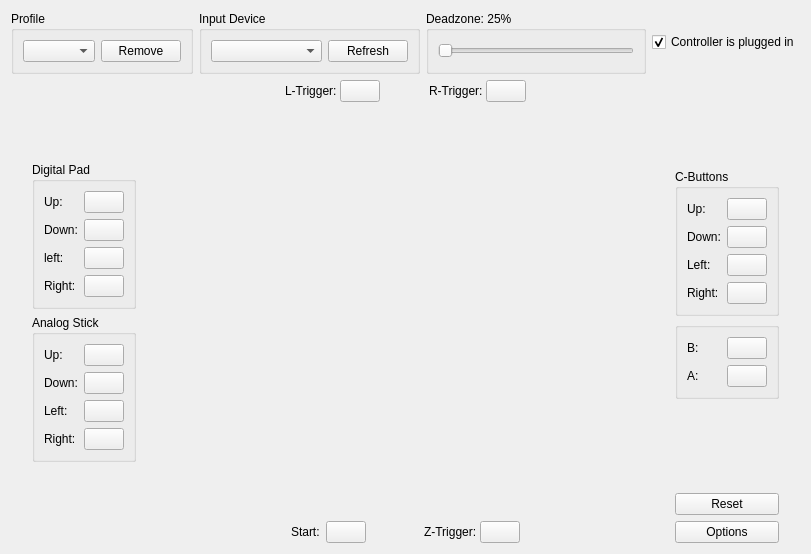
Rosalie241/RMG, file Source/RMG-Input/UserInterface/Widget/ControllerWidget.ui: the form before one commit.
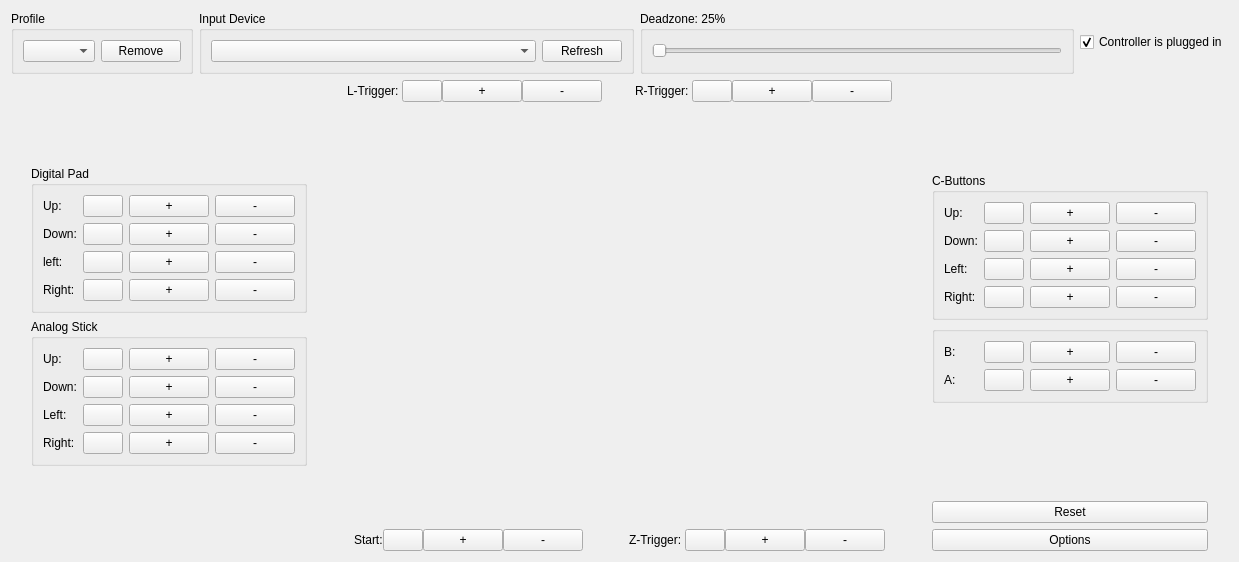
The form after the commit. Custom widgets are drawn as their Qt base class.

Commit message: RMG-Input: implement support for mapping multiple inputs

The edit to the form file:
```diff
--- a/Source/RMG-Input/UserInterface/Widget/ControllerWidget.ui
+++ b/Source/RMG-Input/UserInterface/Widget/ControllerWidget.ui
@@ -6,8 +6,8 @@
    <rect>
     <x>0</x>
     <y>0</y>
-    <width>811</width>
-    <height>554</height>
+    <width>1239</width>
+    <height>562</height>
    </rect>
   </property>
   <property name="sizePolicy">
@@ -144,7 +144,7 @@
      <item>
       <layout class="QVBoxLayout" name="verticalLayout_7">
        <item>
-        <spacer name="verticalSpacer_5">
+        <spacer name="verticalSpacer_3">
          <property name="orientation">
           <enum>Qt::Vertical</enum>
          </property>
@@ -173,9 +173,9 @@
          <property name="checkable">
           <bool>false</bool>
          </property>
-         <layout class="QVBoxLayout" name="verticalLayout">
+         <layout class="QHBoxLayout" name="horizontalLayout_5">
           <item>
-           <layout class="QHBoxLayout" name="horizontalLayout_19">
+           <layout class="QVBoxLayout" name="verticalLayout_6">
             <item>
              <widget class="QLabel" name="label_19">
               <property name="sizePolicy">
@@ -190,23 +190,6 @@
              </widget>
             </item>
             <item>
-             <widget class="CustomButton" name="dpadUpButton">
-              <property name="sizePolicy">
-               <sizepolicy hsizetype="Minimum" vsizetype="Fixed">
-                <horstretch>0</horstretch>
-                <verstretch>0</verstretch>
-               </sizepolicy>
-              </property>
-              <property name="text">
-               <string/>
-              </property>
-             </widget>
-            </item>
-           </layout>
-          </item>
-          <item>
-           <layout class="QHBoxLayout" name="horizontalLayout_20">
-            <item>
              <widget class="QLabel" name="label_20">
               <property name="sizePolicy">
                <sizepolicy hsizetype="Minimum" vsizetype="Preferred">
@@ -217,25 +200,14 @@
               <property name="text">
                <string>Down:</string>
               </property>
-             </widget>
-            </item>
-            <item>
-             <widget class="CustomButton" name="dpadDownButton">
-              <property name="sizePolicy">
-               <sizepolicy hsizetype="Minimum" vsizetype="Fixed">
-                <horstretch>0</horstretch>
-                <verstretch>0</verstretch>
-               </sizepolicy>
+              <property name="scaledContents">
+               <bool>false</bool>
               </property>
-              <property name="text">
-               <string/>
+              <property name="wordWrap">
+               <bool>true</bool>
               </property>
              </widget>
             </item>
-           </layout>
-          </item>
-          <item>
-           <layout class="QHBoxLayout" name="horizontalLayout_21">
             <item>
              <widget class="QLabel" name="label_21">
               <property name="sizePolicy">
@@ -250,23 +222,6 @@
              </widget>
             </item>
             <item>
-             <widget class="CustomButton" name="dpadLeftButton">
-              <property name="sizePolicy">
-               <sizepolicy hsizetype="Minimum" vsizetype="Fixed">
-                <horstretch>0</horstretch>
-                <verstretch>0</verstretch>
-               </sizepolicy>
-              </property>
-              <property name="text">
-               <string/>
-              </property>
-             </widget>
-            </item>
-           </layout>
-          </item>
-          <item>
-           <layout class="QHBoxLayout" name="horizontalLayout_22">
-            <item>
              <widget class="QLabel" name="label_22">
               <property name="sizePolicy">
                <sizepolicy hsizetype="Minimum" vsizetype="Preferred">
@@ -279,18 +234,133 @@
               </property>
              </widget>
             </item>
+           </layout>
+          </item>
+          <item>
+           <layout class="QVBoxLayout" name="verticalLayout_4">
             <item>
-             <widget class="CustomButton" name="dpadRightButton">
-              <property name="sizePolicy">
-               <sizepolicy hsizetype="Minimum" vsizetype="Fixed">
-                <horstretch>0</horstretch>
-                <verstretch>0</verstretch>
-               </sizepolicy>
-              </property>
-              <property name="text">
-               <string/>
-              </property>
-             </widget>
+             <layout class="QHBoxLayout" name="horizontalLayout_19">
+              <item>
+               <widget class="MappingButton" name="dpadUpButton">
+                <property name="sizePolicy">
+                 <sizepolicy hsizetype="Minimum" vsizetype="Fixed">
+                  <horstretch>0</horstretch>
+                  <verstretch>0</verstretch>
+                 </sizepolicy>
+                </property>
+                <property name="text">
+                 <string/>
+                </property>
+               </widget>
+              </item>
+              <item>
+               <widget class="AddMappingButton" name="dpadUpAddButton">
+                <property name="text">
+                 <string>+</string>
+                </property>
+               </widget>
+              </item>
+              <item>
+               <widget class="RemoveMappingButton" name="dpadUpRemoveButton">
+                <property name="text">
+                 <string>-</string>
+                </property>
+               </widget>
+              </item>
+             </layout>
+            </item>
+            <item>
+             <layout class="QHBoxLayout" name="horizontalLayout_20">
+              <item>
+               <widget class="MappingButton" name="dpadDownButton">
+                <property name="sizePolicy">
+                 <sizepolicy hsizetype="Minimum" vsizetype="Fixed">
+                  <horstretch>0</horstretch>
+                  <verstretch>0</verstretch>
+                 </sizepolicy>
+                </property>
+                <property name="text">
+                 <string/>
+                </property>
+               </widget>
+              </item>
+              <item>
+               <widget class="AddMappingButton" name="dpadDownAddButton">
+                <property name="text">
+                 <string>+</string>
+                </property>
+               </widget>
+              </item>
+              <item>
+               <widget class="RemoveMappingButton" name="dpadDownRemoveButton">
+                <property name="text">
+                 <string>-</string>
+                </property>
+               </widget>
+              </item>
+             </layout>
+            </item>
+            <item>
+             <layout class="QHBoxLayout" name="horizontalLayout_21">
+              <item>
+               <widget class="MappingButton" name="dpadLeftButton">
+                <property name="sizePolicy">
+                 <sizepolicy hsizetype="Minimum" vsizetype="Fixed">
+                  <horstretch>0</horstretch>
+                  <verstretch>0</verstretch>
+                 </sizepolicy>
+                </property>
+                <property name="text">
+                 <string/>
+                </property>
+               </widget>
+              </item>
+              <item>
+               <widget class="AddMappingButton" name="dpadLeftAddButton">
+                <property name="text">
+                 <string>+</string>
+                </property>
+               </widget>
+              </item>
+              <item>
+               <widget class="RemoveMappingButton" name="dpadLeftRemoveButton">
+                <property name="text">
+                 <string>-</string>
+                </property>
+               </widget>
+              </item>
+             </layout>
+            </item>
+            <item>
+             <layout class="QHBoxLayout" name="horizontalLayout_22">
+              <item>
+               <widget class="MappingButton" name="dpadRightButton">
+                <property name="sizePolicy">
+                 <sizepolicy hsizetype="Minimum" vsizetype="Fixed">
+                  <horstretch>0</horstretch>
+                  <verstretch>0</verstretch>
+                 </sizepolicy>
+                </property>
+                <property name="text">
+                 <string/>
+                </property>
+               </widget>
+              </item>
+              <item>
+               <widget class="AddMappingButton" name="dpadRightAddButton">
+                <property name="text">
+                 <string>+</string>
+                </property>
+               </widget>
+              </item>
+              <item>
+               <widget class="RemoveMappingButton" name="dpadRightRemoveButton">
+                <property name="text">
+                 <string>-</string>
+                </property>
+               </widget>
+              </item>
+             </layout>
             </item>
            </layout>
           </item>
@@ -314,9 +384,9 @@
          <property name="checkable">
           <bool>false</bool>
          </property>
-         <layout class="QVBoxLayout" name="verticalLayout_2">
+         <layout class="QHBoxLayout" name="horizontalLayout_12">
           <item>
-           <layout class="QHBoxLayout" name="horizontalLayout_23">
+           <layout class="QVBoxLayout" name="verticalLayout_12">
             <item>
              <widget class="QLabel" name="label_23">
               <property name="sizePolicy">
@@ -331,17 +401,6 @@
              </widget>
             </item>
             <item>
-             <widget class="CustomButton" name="analogStickUpButton">
-              <property name="text">
-               <string/>
-              </property>
-             </widget>
-            </item>
-           </layout>
-          </item>
-          <item>
-           <layout class="QHBoxLayout" name="horizontalLayout_24">
-            <item>
              <widget class="QLabel" name="label_24">
               <property name="sizePolicy">
                <sizepolicy hsizetype="Minimum" vsizetype="Preferred">
@@ -355,17 +414,6 @@
              </widget>
             </item>
             <item>
-             <widget class="CustomButton" name="analogStickDownButton">
-              <property name="text">
-               <string/>
-              </property>
-             </widget>
-            </item>
-           </layout>
-          </item>
-          <item>
-           <layout class="QHBoxLayout" name="horizontalLayout_25">
-            <item>
              <widget class="QLabel" name="label_25">
               <property name="sizePolicy">
                <sizepolicy hsizetype="Minimum" vsizetype="Preferred">
@@ -379,17 +427,6 @@
              </widget>
             </item>
             <item>
-             <widget class="CustomButton" name="analogStickLeftButton">
-              <property name="text">
-               <string/>
-              </property>
-             </widget>
-            </item>
-           </layout>
-          </item>
-          <item>
-           <layout class="QHBoxLayout" name="horizontalLayout_26">
-            <item>
              <widget class="QLabel" name="label_26">
               <property name="sizePolicy">
                <sizepolicy hsizetype="Minimum" vsizetype="Preferred">
@@ -402,12 +439,115 @@
               </property>
              </widget>
             </item>
+           </layout>
+          </item>
+          <item>
+           <layout class="QVBoxLayout" name="verticalLayout_2">
             <item>
-             <widget class="CustomButton" name="analogStickRightButton">
-              <property name="text">
-               <string/>
-              </property>
-             </widget>
+             <layout class="QHBoxLayout" name="horizontalLayout_23">
+              <item>
+               <widget class="MappingButton" name="analogStickUpButton">
+                <property name="text">
+                 <string/>
+                </property>
+               </widget>
+              </item>
+              <item>
+               <widget class="AddMappingButton" name="analogStickUpAddButton">
+                <property name="sizePolicy">
+                 <sizepolicy hsizetype="Minimum" vsizetype="Fixed">
+                  <horstretch>0</horstretch>
+                  <verstretch>0</verstretch>
+                 </sizepolicy>
+                </property>
+                <property name="text">
+                 <string>+</string>
+                </property>
+               </widget>
+              </item>
+              <item>
+               <widget class="RemoveMappingButton" name="analogStickUpRemoveButton">
+                <property name="text">
+                 <string>-</string>
+                </property>
+               </widget>
+              </item>
+             </layout>
+            </item>
+            <item>
+             <layout class="QHBoxLayout" name="horizontalLayout_24">
+              <item>
+               <widget class="MappingButton" name="analogStickDownButton">
+                <property name="text">
+                 <string/>
+                </property>
+               </widget>
+              </item>
+              <item>
+               <widget class="AddMappingButton" name="analogStickDownAddButton">
+                <property name="text">
+                 <string>+</string>
+                </property>
+               </widget>
+              </item>
+              <item>
+               <widget class="RemoveMappingButton" name="analogStickDownRemoveButton">
+                <property name="text">
+                 <string>-</string>
+                </property>
+               </widget>
+              </item>
+             </layout>
+            </item>
+            <item>
+             <layout class="QHBoxLayout" name="horizontalLayout_25">
+              <item>
+               <widget class="MappingButton" name="analogStickLeftButton">
+                <property name="text">
+                 <string/>
+                </property>
+               </widget>
+              </item>
+              <item>
+               <widget class="AddMappingButton" name="analogStickLeftAddButton">
+                <property name="text">
+                 <string>+</string>
+                </property>
+               </widget>
+              </item>
+              <item>
+               <widget class="RemoveMappingButton" name="analogStickLeftRemoveButton">
+                <property name="text">
+                 <string>-</string>
+                </property>
+               </widget>
+              </item>
+             </layout>
+            </item>
+            <item>
+             <layout class="QHBoxLayout" name="horizontalLayout_26">
+              <item>
+               <widget class="MappingButton" name="analogStickRightButton">
+                <property name="text">
+                 <string/>
+                </property>
+               </widget>
+              </item>
+              <item>
+               <widget class="AddMappingButton" name="analogStickRightAddButton">
+                <property name="text">
+                 <string>+</string>
+                </property>
+               </widget>
+              </item>
+              <item>
+               <widget class="RemoveMappingButton" name="analogStickRightRemoveButton">
+                <property name="text">
+                 <string>-</string>
+                </property>
+               </widget>
+              </item>
+             </layout>
             </item>
            </layout>
           </item>
@@ -459,12 +599,26 @@
             </widget>
            </item>
            <item>
-            <widget class="CustomButton" name="leftTriggerButton">
+            <widget class="MappingButton" name="leftTriggerButton">
              <property name="text">
               <string/>
              </property>
             </widget>
            </item>
+           <item>
+            <widget class="AddMappingButton" name="leftTriggerAddButton">
+             <property name="text">
+              <string>+</string>
+             </property>
+            </widget>
+           </item>
+           <item>
+            <widget class="RemoveMappingButton" name="leftTriggerRemoveButton">
+             <property name="text">
+              <string>-</string>
+             </property>
+            </widget>
+           </item>
            <item>
             <spacer name="horizontalSpacer_7">
              <property name="orientation">
@@ -490,12 +644,26 @@
             </widget>
            </item>
            <item>
-            <widget class="CustomButton" name="rightTriggerButton">
+            <widget class="MappingButton" name="rightTriggerButton">
              <property name="text">
               <string/>
              </property>
             </widget>
            </item>
+           <item>
+            <widget class="AddMappingButton" name="rightTriggerAddButton">
+             <property name="text">
+              <string>+</string>
+             </property>
+            </widget>
+           </item>
+           <item>
+            <widget class="RemoveMappingButton" name="rightTriggerRemoveButton">
+             <property name="text">
+              <string>-</string>
+             </property>
+            </widget>
+           </item>
           </layout>
          </item>
          <item>
@@ -531,21 +699,24 @@
        </item>
        <item>
         <layout class="QHBoxLayout" name="horizontalLayout">
+         <item>
+          <spacer name="horizontalSpacer_10">
+           <property name="orientation">
+            <enum>Qt::Horizontal</enum>
+           </property>
+           <property name="sizeHint" stdset="0">
+            <size>
+             <width>40</width>
+             <height>20</height>
+            </size>
+           </property>
+          </spacer>
+         </item>
          <item>
           <layout class="QHBoxLayout" name="horizontalLayout_2">
-           <item>
-            <spacer name="horizontalSpacer_2">
-             <property name="orientation">
-              <enum>Qt::Horizontal</enum>
-             </property>
-             <property name="sizeHint" stdset="0">
-              <size>
-               <width>40</width>
-               <height>20</height>
-              </size>
-             </property>
-            </spacer>
-           </item>
+           <property name="spacing">
+            <number>0</number>
+           </property>
            <item>
             <widget class="QLabel" name="label">
              <property name="text">
@@ -554,61 +725,89 @@
             </widget>
            </item>
            <item>
-            <widget class="CustomButton" name="startButton">
+            <widget class="MappingButton" name="startButton">
              <property name="text">
               <string/>
              </property>
             </widget>
            </item>
            <item>
-            <layout class="QHBoxLayout" name="horizontalLayout_6">
-             <property name="spacing">
-              <number>0</number>
+            <widget class="AddMappingButton" name="startAddButton">
+             <property name="text">
+              <string>+</string>
              </property>
-             <item>
-              <spacer name="horizontalSpacer_8">
-               <property name="orientation">
-                <enum>Qt::Horizontal</enum>
-               </property>
-               <property name="sizeHint" stdset="0">
-                <size>
-                 <width>40</width>
-                 <height>20</height>
-                </size>
-               </property>
-              </spacer>
-             </item>
-             <item>
-              <widget class="QLabel" name="label_2">
-               <property name="text">
-                <string>Z-Trigger: </string>
-               </property>
-              </widget>
-             </item>
-             <item>
-              <widget class="CustomButton" name="zTriggerButton">
-               <property name="text">
-                <string/>
-               </property>
-              </widget>
-             </item>
-            </layout>
+            </widget>
            </item>
            <item>
-            <spacer name="horizontalSpacer_4">
-             <property name="orientation">
-              <enum>Qt::Horizontal</enum>
+            <widget class="RemoveMappingButton" name="startRemoveButton">
+             <property name="text">
+              <string>-</string>
              </property>
-             <property name="sizeHint" stdset="0">
-              <size>
-               <width>40</width>
-               <height>20</height>
-              </size>
+            </widget>
+           </item>
+          </layout>
+         </item>
+         <item>
+          <spacer name="horizontalSpacer_2">
+           <property name="orientation">
+            <enum>Qt::Horizontal</enum>
+           </property>
+           <property name="sizeHint" stdset="0">
+            <size>
+             <width>40</width>
+             <height>20</height>
+            </size>
+           </property>
+          </spacer>
+         </item>
+         <item>
+          <layout class="QHBoxLayout" name="horizontalLayout_6">
+           <property name="spacing">
+            <number>0</number>
+           </property>
+           <item>
+            <widget class="QLabel" name="label_2">
+             <property name="text">
+              <string>Z-Trigger: </string>
              </property>
-            </spacer>
+            </widget>
            </item>
+           <item>
+            <widget class="MappingButton" name="zTriggerButton">
+             <property name="text">
+              <string/>
+             </property>
+            </widget>
+           </item>
+           <item>
+            <widget class="AddMappingButton" name="zTriggerAddButton">
+             <property name="text">
+              <string>+</string>
+             </property>
+            </widget>
+           </item>
+           <item>
+            <widget class="RemoveMappingButton" name="zTriggerRemoveButton">
+             <property name="text">
+              <string>-</string>
+             </property>
+            </widget>
+           </item>
           </layout>
          </item>
+         <item>
+          <spacer name="horizontalSpacer_11">
+           <property name="orientation">
+            <enum>Qt::Horizontal</enum>
+           </property>
+           <property name="sizeHint" stdset="0">
+            <size>
+             <width>40</width>
+             <height>20</height>
+            </size>
+           </property>
+          </spacer>
+         </item>
         </layout>
        </item>
       </layout>
@@ -616,7 +815,7 @@
      <item>
       <layout class="QVBoxLayout" name="verticalLayout_8">
        <item>
-        <spacer name="verticalSpacer_6">
+        <spacer name="verticalSpacer_4">
          <property name="orientation">
           <enum>Qt::Vertical</enum>
          </property>
@@ -645,9 +844,9 @@
          <property name="checkable">
           <bool>false</bool>
          </property>
-         <layout class="QVBoxLayout" name="verticalLayout_3">
+         <layout class="QHBoxLayout" name="horizontalLayout_13">
           <item>
-           <layout class="QHBoxLayout" name="horizontalLayout_28">
+           <layout class="QVBoxLayout" name="verticalLayout_13">
             <item>
              <widget class="QLabel" name="label_28">
               <property name="sizePolicy">
@@ -662,23 +861,6 @@
              </widget>
             </item>
             <item>
-             <widget class="CustomButton" name="cbuttonUpButton">
-              <property name="sizePolicy">
-               <sizepolicy hsizetype="Minimum" vsizetype="Fixed">
-                <horstretch>0</horstretch>
-                <verstretch>0</verstretch>
-               </sizepolicy>
-              </property>
-              <property name="text">
-               <string/>
-              </property>
-             </widget>
-            </item>
-           </layout>
-          </item>
-          <item>
-           <layout class="QHBoxLayout" name="horizontalLayout_27">
-            <item>
              <widget class="QLabel" name="label_27">
               <property name="sizePolicy">
                <sizepolicy hsizetype="Minimum" vsizetype="Preferred">
@@ -692,23 +874,6 @@
              </widget>
             </item>
             <item>
-             <widget class="CustomButton" name="cbuttonDownButton">
-              <property name="sizePolicy">
-               <sizepolicy hsizetype="Minimum" vsizetype="Fixed">
-                <horstretch>0</horstretch>
-                <verstretch>0</verstretch>
-               </sizepolicy>
-              </property>
-              <property name="text">
-               <string/>
-              </property>
-             </widget>
-            </item>
-           </layout>
-          </item>
-          <item>
-           <layout class="QHBoxLayout" name="horizontalLayout_29">
-            <item>
              <widget class="QLabel" name="label_29">
               <property name="sizePolicy">
                <sizepolicy hsizetype="Minimum" vsizetype="Preferred">
@@ -722,23 +887,6 @@
              </widget>
             </item>
             <item>
-             <widget class="CustomButton" name="cbuttonLeftButton">
-              <property name="sizePolicy">
-               <sizepolicy hsizetype="Minimum" vsizetype="Fixed">
-                <horstretch>0</horstretch>
-                <verstretch>0</verstretch>
-               </sizepolicy>
-              </property>
-              <property name="text">
-               <string/>
-              </property>
-             </widget>
-            </item>
-           </layout>
-          </item>
-          <item>
-           <layout class="QHBoxLayout" name="horizontalLayout_30">
-            <item>
              <widget class="QLabel" name="label_30">
               <property name="sizePolicy">
                <sizepolicy hsizetype="Minimum" vsizetype="Preferred">
@@ -751,18 +899,133 @@
               </property>
              </widget>
             </item>
+           </layout>
+          </item>
+          <item>
+           <layout class="QVBoxLayout" name="verticalLayout_3">
             <item>
-             <widget class="CustomButton" name="cbuttonRightButton">
-              <property name="sizePolicy">
-               <sizepolicy hsizetype="Minimum" vsizetype="Fixed">
-                <horstretch>0</horstretch>
-                <verstretch>0</verstretch>
-               </sizepolicy>
-              </property>
-              <property name="text">
-               <string/>
-              </property>
-             </widget>
+             <layout class="QHBoxLayout" name="horizontalLayout_28">
+              <item>
+               <widget class="MappingButton" name="cbuttonUpButton">
+                <property name="sizePolicy">
+                 <sizepolicy hsizetype="Minimum" vsizetype="Fixed">
+                  <horstretch>0</horstretch>
+                  <verstretch>0</verstretch>
+                 </sizepolicy>
+                </property>
+                <property name="text">
+                 <string/>
+                </property>
+               </widget>
+              </item>
+              <item>
+               <widget class="AddMappingButton" name="cbuttonUpAddButton">
+                <property name="text">
+                 <string>+</string>
+                </property>
+               </widget>
+              </item>
+              <item>
+               <widget class="RemoveMappingButton" name="cbuttonUpRemoveButton">
+                <property name="text">
+                 <string>-</string>
+                </property>
+               </widget>
+              </item>
+             </layout>
+            </item>
+            <item>
+             <layout class="QHBoxLayout" name="horizontalLayout_27">
+              <item>
+               <widget class="MappingButton" name="cbuttonDownButton">
+                <property name="sizePolicy">
+                 <sizepolicy hsizetype="Minimum" vsizetype="Fixed">
+                  <horstretch>0</horstretch>
+                  <verstretch>0</verstretch>
+                 </sizepolicy>
+                </property>
+                <property name="text">
+                 <string/>
+                </property>
+               </widget>
+              </item>
+              <item>
+               <widget class="AddMappingButton" name="cbuttonDownAddButton">
+                <property name="text">
+                 <string>+</string>
+                </property>
+               </widget>
+              </item>
+              <item>
+               <widget class="RemoveMappingButton" name="cbuttonDownRemoveButton">
+                <property name="text">
+                 <string>-</string>
+                </property>
+               </widget>
+              </item>
+             </layout>
+            </item>
+            <item>
+             <layout class="QHBoxLayout" name="horizontalLayout_29">
+              <item>
+               <widget class="MappingButton" name="cbuttonLeftButton">
+                <property name="sizePolicy">
+                 <sizepolicy hsizetype="Minimum" vsizetype="Fixed">
+                  <horstretch>0</horstretch>
+                  <verstretch>0</verstretch>
+                 </sizepolicy>
+                </property>
+                <property name="text">
+                 <string/>
+                </property>
+               </widget>
+              </item>
+              <item>
+               <widget class="AddMappingButton" name="cbuttonLeftAddButton">
+                <property name="text">
+                 <string>+</string>
+                </property>
+               </widget>
+              </item>
+              <item>
+               <widget class="RemoveMappingButton" name="cbuttonLeftRemoveButton">
+                <property name="text">
+                 <string>-</string>
+                </property>
+               </widget>
+              </item>
+             </layout>
+            </item>
+            <item>
+             <layout class="QHBoxLayout" name="horizontalLayout_30">
+              <item>
+               <widget class="MappingButton" name="cbuttonRightButton">
+                <property name="sizePolicy">
+                 <sizepolicy hsizetype="Minimum" vsizetype="Fixed">
+                  <horstretch>0</horstretch>
+                  <verstretch>0</verstretch>
+                 </sizepolicy>
+                </property>
+                <property name="text">
+                 <string/>
+                </property>
+               </widget>
+              </item>
+              <item>
+               <widget class="AddMappingButton" name="cbuttonRightAddButton">
+                <property name="text">
+                 <string>+</string>
+                </property>
+               </widget>
+              </item>
+              <item>
+               <widget class="RemoveMappingButton" name="cbuttonRightRemoveButton">
+                <property name="text">
+                 <string>-</string>
+                </property>
+               </widget>
+              </item>
+             </layout>
             </item>
            </layout>
           </item>
@@ -780,9 +1043,9 @@
          <property name="title">
           <string/>
          </property>
-         <layout class="QVBoxLayout" name="verticalLayout_11">
+         <layout class="QHBoxLayout" name="horizontalLayout_14">
           <item>
-           <layout class="QHBoxLayout" name="horizontalLayout_16">
+           <layout class="QVBoxLayout" name="verticalLayout_14">
             <item>
              <widget class="QLabel" name="label_16">
               <property name="sizePolicy">
@@ -797,23 +1060,6 @@
              </widget>
             </item>
             <item>
-             <widget class="CustomButton" name="bButton">
-              <property name="sizePolicy">
-               <sizepolicy hsizetype="Minimum" vsizetype="Fixed">
-                <horstretch>0</horstretch>
-                <verstretch>0</verstretch>
-               </sizepolicy>
-              </property>
-              <property name="text">
-               <string/>
-              </property>
-             </widget>
-            </item>
-           </layout>
-          </item>
-          <item>
-           <layout class="QHBoxLayout" name="horizontalLayout_17">
-            <item>
              <widget class="QLabel" name="label_17">
               <property name="sizePolicy">
                <sizepolicy hsizetype="Minimum" vsizetype="Preferred">
@@ -826,18 +1072,71 @@
               </property>
              </widget>
             </item>
+           </layout>
+          </item>
+          <item>
+           <layout class="QVBoxLayout" name="verticalLayout_11">
             <item>
-             <widget class="CustomButton" name="aButton">
-              <property name="sizePolicy">
-               <sizepolicy hsizetype="Minimum" vsizetype="Fixed">
-                <horstretch>0</horstretch>
-                <verstretch>0</verstretch>
-               </sizepolicy>
-              </property>
-              <property name="text">
-               <string/>
-              </property>
-             </widget>
+             <layout class="QHBoxLayout" name="horizontalLayout_16">
+              <item>
+               <widget class="MappingButton" name="bButton">
+                <property name="sizePolicy">
+                 <sizepolicy hsizetype="Minimum" vsizetype="Fixed">
+                  <horstretch>0</horstretch>
+                  <verstretch>0</verstretch>
+                 </sizepolicy>
+                </property>
+                <property name="text">
+                 <string/>
+                </property>
+               </widget>
+              </item>
+              <item>
+               <widget class="AddMappingButton" name="bAddButton">
+                <property name="text">
+                 <string>+</string>
+                </property>
+               </widget>
+              </item>
+              <item>
+               <widget class="RemoveMappingButton" name="bRemoveButton">
+                <property name="text">
+                 <string>-</string>
+                </property>
+               </widget>
+              </item>
+             </layout>
+            </item>
+            <item>
+             <layout class="QHBoxLayout" name="horizontalLayout_17">
+              <item>
+               <widget class="MappingButton" name="aButton">
+                <property name="sizePolicy">
+                 <sizepolicy hsizetype="Minimum" vsizetype="Fixed">
+                  <horstretch>0</horstretch>
+                  <verstretch>0</verstretch>
+                 </sizepolicy>
+                </property>
+                <property name="text">
+                 <string/>
+                </property>
+               </widget>
+              </item>
+              <item>
+               <widget class="AddMappingButton" name="aAddButton">
+                <property name="text">
+                 <string>+</string>
+                </property>
+               </widget>
+              </item>
+              <item>
+               <widget class="RemoveMappingButton" name="aRemoveButton">
+                <property name="text">
+                 <string>-</string>
+                </property>
+               </widget>
+              </item>
+             </layout>
             </item>
            </layout>
           </item>
@@ -892,9 +1191,9 @@
  </widget>
  <customwidgets>
   <customwidget>
-   <class>CustomButton</class>
+   <class>MappingButton</class>
    <extends>QPushButton</extends>
-   <header>UserInterface/Widget/CustomButton.hpp</header>
+   <header>UserInterface/Widget/MappingButton.hpp</header>
   </customwidget>
   <customwidget>
    <class>ControllerImageWidget</class>
@@ -902,6 +1201,16 @@
    <header>UserInterface/Widget/ControllerImageWidget.hpp</header>
    <container>1</container>
   </customwidget>
+  <customwidget>
+   <class>AddMappingButton</class>
+   <extends>QPushButton</extends>
+   <header>UserInterface/Widget/AddMappingButton.hpp</header>
+  </customwidget>
+  <customwidget>
+   <class>RemoveMappingButton</class>
+   <extends>QPushButton</extends>
+   <header>UserInterface/Widget/RemoveMappingButton.hpp</header>
+  </customwidget>
  </customwidgets>
  <resources/>
  <connections/>
```
The commit also changes 17 other files.
